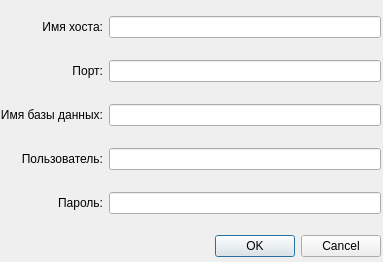
Puzzanis/QtHomework, file CourseProject/AirportInspector/settingsbd.ui: the form before one commit.
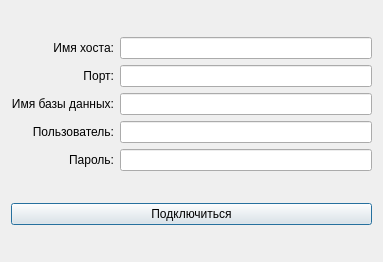
The form after the commit.

```diff
--- a/CourseProject/AirportInspector/settingsbd.ui
+++ b/CourseProject/AirportInspector/settingsbd.ui
@@ -13,31 +13,8 @@
   <property name="windowTitle">
    <string>Dialog</string>
   </property>
-  <widget class="QDialogButtonBox" name="buttonBox">
-   <property name="geometry">
-    <rect>
-     <x>40</x>
-     <y>230</y>
-     <width>341</width>
-     <height>32</height>
-    </rect>
-   </property>
-   <property name="orientation">
-    <enum>Qt::Orientation::Horizontal</enum>
-   </property>
-   <property name="standardButtons">
-    <set>QDialogButtonBox::StandardButton::Cancel|QDialogButtonBox::StandardButton::Ok</set>
-   </property>
-  </widget>
-  <widget class="QWidget" name="gridLayoutWidget">
-   <property name="geometry">
-    <rect>
-     <x>0</x>
-     <y>0</y>
-     <width>381</width>
-     <height>231</height>
-    </rect>
-   </property>
+  <layout class="QGridLayout" name="gridLayout_2">
+   <item row="0" column="0">
    <layout class="QGridLayout" name="gridLayout">
     <item row="4" column="0">
      <widget class="QLabel" name="label_5">
@@ -115,7 +92,15 @@
      <widget class="QLineEdit" name="pass"/>
     </item>
    </layout>
-  </widget>
+   </item>
+   <item row="1" column="0">
+    <widget class="QPushButton" name="pb_connect">
+     <property name="text">
+      <string>Подключиться</string>
+     </property>
+    </widget>
+   </item>
+  </layout>
  </widget>
  <resources/>
  <connections>
```
Left out of the diff: 35 changed lines with no effect on the pictures. Lines whose indentation alone changed are shown as unchanged.
